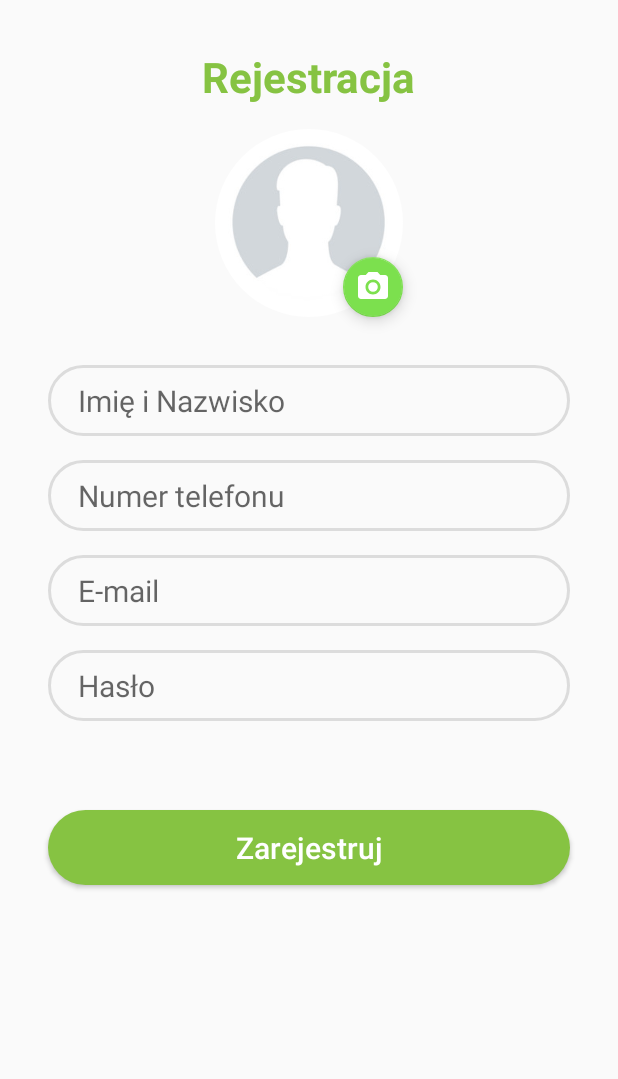
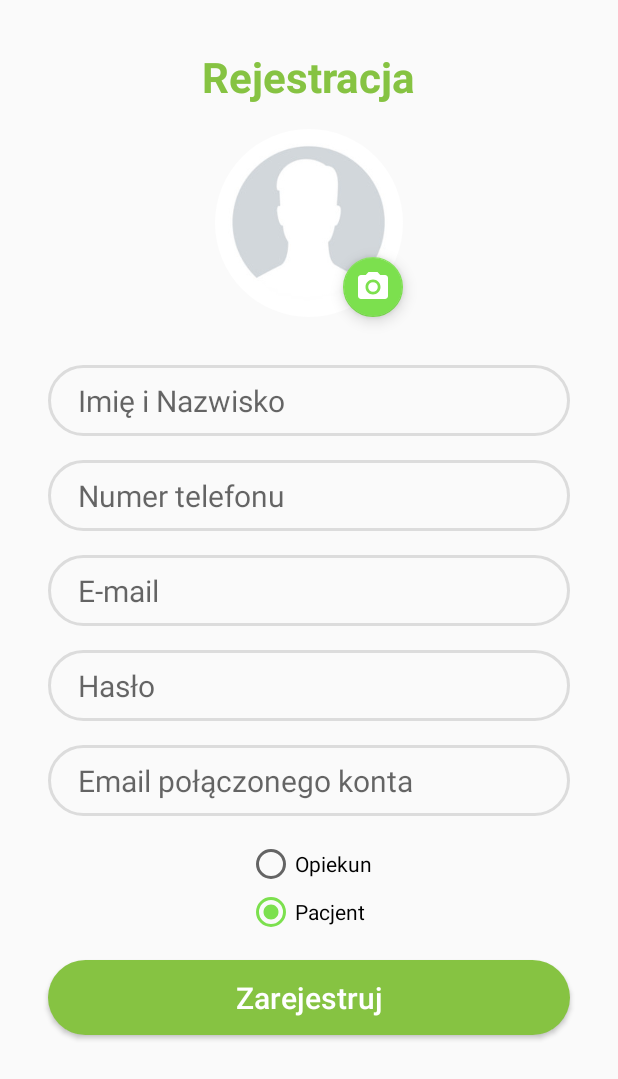
Before and after one commit to krzycho2/wpam-projekt, an Android app: the SignUpFragment screen opened through its navigation route, on a phone screen of 412 x 824 dp. Shown: the top 1079 px of the screen. Run offline under Robolectric (Android 15) with nearby library versions, the phone set to English and light mode, and no system bars; our stand-ins replace CircleImageView, Firebase (no records; nobody signed in at launch, a user with empty details on screens opened directly), Picasso, data binding, navigation-ui; 1 statement that could not run was skipped.

Commit message:
fix signup

```diff
--- a/app/src/main/java/pw/elka/mobiasystent/model/User.kt
+++ /dev/null
@@ -1,6 +0,0 @@
-package pw.elka.mobiasystent.model
-
-interface User {
-    var username: String
-    var email: String
-}
--- a/app/src/main/java/pw/elka/mobiasystent/model/UserModel.kt
+++ b/app/src/main/java/pw/elka/mobiasystent/model/UserModel.kt
@@ -10,5 +10,7 @@ data class UserModel(
     var email: String = "",
     var fcmToken: String = "",
     var selected: Boolean = false,
-    var userName: String = ""
+    var userName: String = "",
+    var connectedEmail: String = "",
+    var role: String = AccountType.GUARD.toString()
 )
--- a/app/src/main/java/pw/elka/mobiasystent/ui/activity/host/HostActivity.kt
+++ b/app/src/main/java/pw/elka/mobiasystent/ui/activity/host/HostActivity.kt
@@ -101,7 +101,7 @@ class HostActivity : AppCompatActivity() {
 
     private fun getUserData() {
 
-        val ref = db.collection("users").document(mAuth.currentUser!!.uid)
+        val ref = db.collection("users").document(mAuth.currentUser!!.email!!)
 
         ref.get().addOnSuccessListener {
             val userInfo = it.toObject(UserModel::class.java)
--- a/app/src/main/java/pw/elka/mobiasystent/ui/fragment/signUp/SignUpFragment.kt
+++ b/app/src/main/java/pw/elka/mobiasystent/ui/fragment/signUp/SignUpFragment.kt
@@ -8,9 +8,12 @@ import android.net.Uri
 import android.os.Build
 import android.os.Bundle
 import android.provider.MediaStore
+import android.util.Log
 import android.view.LayoutInflater
 import android.view.View
 import android.view.ViewGroup
+import android.widget.RadioButton
+import android.widget.RadioGroup
 import androidx.core.content.ContextCompat
 import androidx.core.widget.doAfterTextChanged
 import androidx.fragment.app.Fragment
@@ -20,6 +23,7 @@ import pw.elka.mobiasystent.ui.activity.host.HostActivity
 import com.squareup.picasso.Picasso
 import pw.elka.mobiasystent.R
 import pw.elka.mobiasystent.databinding.FragmentSignUpBinding
+import pw.elka.mobiasystent.model.AccountType
 
 
 class SignUpFragment : Fragment() {
@@ -50,9 +54,26 @@ class SignUpFragment : Fragment() {
         }
         binding.etPhone.doAfterTextChanged { phone -> viewModel.phoneNumber = phone.toString() }
         binding.etEmail.doAfterTextChanged { email -> viewModel.email = email.toString() }
+        binding.etEmail2.doAfterTextChanged { email2 ->
+            viewModel.connectedEmail = email2.toString()
+        }
         binding.etPassword.doAfterTextChanged { password ->
             viewModel.password = password.toString()
         }
+
+        binding.atRole.setOnCheckedChangeListener { radioGroup: RadioGroup, i: Int ->
+            val choosen = view?.findViewById<RadioButton>(i)
+            if (choosen?.text == "Opiekun") {
+                Log.d("DUPA", "Wybrano opiekuna")
+
+                viewModel.role = AccountType.GUARD
+            } else {
+                Log.d("DUPA", "Wybrano Pacjenta")
+
+                viewModel.role = AccountType.PATIENT
+            }
+        }
+
         binding.selectPhoto.setOnClickListener {
             if (Build.VERSION.SDK_INT >= Build.VERSION_CODES.M) {
                 checkPermissions()
@@ -81,6 +102,12 @@ class SignUpFragment : Fragment() {
         viewModel.passwordError.observe(this, Observer {
             if (it.isNotEmpty()) {
                 binding.etPassword.error = it
+            }
+
+        })
+        viewModel.connectedError.observe(this, Observer {
+            if (it.isNotEmpty()) {
+                binding.etEmail2.error = it
             }
         })
         viewModel.navigateToHome.observe(this, Observer {
--- a/app/src/main/java/pw/elka/mobiasystent/utils/FirestoreUtil.kt
+++ b/app/src/main/java/pw/elka/mobiasystent/utils/FirestoreUtil.kt
@@ -10,7 +10,7 @@ object FirestoreUtil {
 
     private val currentUserDocRef: DocumentReference
         get() = firestoreInstance.document(
-            "users/${FirebaseAuth.getInstance().currentUser?.uid
+            "users/${FirebaseAuth.getInstance().currentUser?.email
                 ?: throw NullPointerException("UID is null.")}"
         )
 
--- a/app/src/main/res/layout/fragment_sign_up.xml
+++ b/app/src/main/res/layout/fragment_sign_up.xml
@@ -18,6 +18,7 @@
             android:layout_width="match_parent"
             android:layout_height="wrap_content">
 
+
             <FrameLayout
                 android:id="@+id/frameLayout2"
                 hideIfFalse="@{!signUpViewModel.buttonEnabled}"
@@ -29,8 +30,10 @@
                 android:focusable="true"
                 app:layout_constraintBottom_toBottomOf="parent"
                 app:layout_constraintEnd_toEndOf="parent"
+                app:layout_constraintHorizontal_bias="0.0"
                 app:layout_constraintStart_toStartOf="parent"
-                app:layout_constraintTop_toTopOf="parent">
+                app:layout_constraintTop_toTopOf="parent"
+                app:layout_constraintVertical_bias="1.0">
 
                 <ProgressBar
                     android:id="@+id/progressBar"
@@ -40,7 +43,6 @@
                     android:layout_gravity="center" />
 
             </FrameLayout>
-
 
             <TextView
                 android:id="@+id/textView2"
@@ -142,13 +144,54 @@
                 app:layout_constraintEnd_toEndOf="parent"
                 app:layout_constraintStart_toStartOf="parent"
                 app:layout_constraintTop_toBottomOf="@id/etEmail" />
+            <EditText
+                android:id="@+id/etEmail2"
+                android:layout_width="match_parent"
+                android:layout_height="wrap_content"
+                android:layout_marginStart="32dp"
+                android:layout_marginTop="16dp"
+                android:layout_marginEnd="32dp"
+                android:background="@drawable/rounded_border"
+                android:hint="@string/connected_email"
+                android:imeOptions="actionNext"
+                android:inputType="text"
+                android:textSize="20sp"
+                app:layout_constraintEnd_toEndOf="parent"
+                app:layout_constraintStart_toStartOf="parent"
+                app:layout_constraintTop_toBottomOf="@+id/etPassword" />
+
+            <RadioGroup
+                android:id="@+id/atRole"
+                android:layout_width="wrap_content"
+                android:layout_height="wrap_content"
+                android:layout_marginStart="32dp"
+                android:layout_marginTop="16dp"
+                android:layout_marginEnd="32dp"
+                android:layout_marginBottom="16dp"
+                app:layout_constraintBottom_toTopOf="@+id/btnSignUp"
+                app:layout_constraintEnd_toEndOf="parent"
+                app:layout_constraintStart_toStartOf="parent"
+                app:layout_constraintTop_toBottomOf="@+id/etEmail2">
+
+                <RadioButton
+                    android:id="@+id/guard"
+                    android:layout_width="match_parent"
+                    android:layout_height="wrap_content"
+                    android:text="Opiekun" />
+
+                <RadioButton
+                    android:id="@+id/patient"
+                    android:layout_width="match_parent"
+                    android:layout_height="wrap_content"
+                    android:checked="true"
+                    android:text="Pacjent" />
+            </RadioGroup>
 
             <TextView
                 android:id="@+id/errorTV"
                 hideIfEmpty="@{signUpViewModel.signUpError}"
                 android:layout_width="0dp"
                 android:layout_height="wrap_content"
-                android:layout_marginTop="16dp"
                 android:maxLines="3"
                 android:textAlignment="viewStart"
                 android:textAllCaps="true"
@@ -156,7 +199,7 @@
                 android:textStyle="bold"
                 app:layout_constraintEnd_toEndOf="@+id/etPassword"
                 app:layout_constraintStart_toStartOf="@+id/etPassword"
-                app:layout_constraintTop_toBottomOf="@+id/etPassword"
+                app:layout_constraintTop_toBottomOf="@+id/etEmail2"
                 tools:text="error stinrg" />
 
             <Button
@@ -164,7 +207,6 @@
                 android:layout_width="match_parent"
                 android:layout_height="50dp"
                 android:layout_marginStart="32dp"
-                android:layout_marginTop="24dp"
                 android:layout_marginEnd="32dp"
                 android:layout_marginBottom="16dp"
                 android:background="@drawable/sign_up_button_selector"
@@ -177,7 +219,7 @@
                 app:layout_constraintBottom_toBottomOf="parent"
                 app:layout_constraintEnd_toEndOf="parent"
                 app:layout_constraintStart_toStartOf="parent"
-                app:layout_constraintTop_toBottomOf="@id/errorTV"
+                app:layout_constraintTop_toBottomOf="@+id/etEmail2"
                 app:layout_constraintVertical_bias="0.58000004" />
 
         </androidx.constraintlayout.widget.ConstraintLayout>
--- a/app/src/main/res/values/strings.xml
+++ b/app/src/main/res/values/strings.xml
@@ -11,7 +11,7 @@
     <string name="facebookLogin">Facebook Login</string>
     <string name="facebook_app_id">686078505161575</string>
     <string name="fb_login_protocol_scheme">fb686078505161575</string>
-
+    <string name="connected_email">Email połączonego konta</string>
     <string name="fullName">Imię i Nazwisko</string>
     <string name="email">E-mail</string>
     <string name="password">Hasło</string>
```
Also changed, not shown: app/src/main/java/pw/elka/mobiasystent/model/Guard.kt (deleted, +0 -16 lines), app/src/main/java/pw/elka/mobiasystent/model/Patient.kt (deleted, +0 -8 lines), app/src/main/java/pw/elka/mobiasystent/modelcontroller/AuthController.kt (deleted, +0 -75 lines), app/src/main/java/pw/elka/mobiasystent/modelcontroller/UserController.kt (deleted, +0 -15 lines), app/src/main/java/pw/elka/mobiasystent/ui/fragment/login/LoginViewModel.kt (+6 -6 lines), app/src/main/java/pw/elka/mobiasystent/ui/fragment/signUp/SignUpViewModel.kt (+18 -7 lines).
